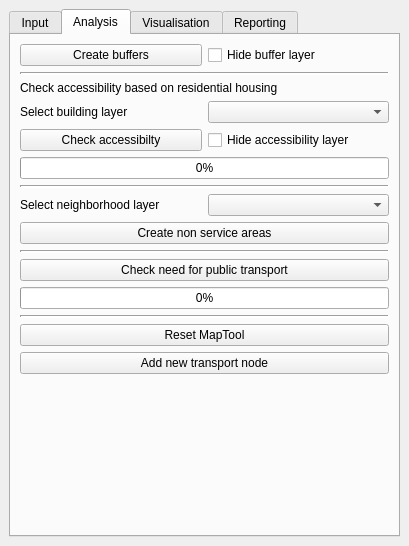
Above: SpatialDecision/spatial_decision_dockwidget_base.ui from Matthie456/Bon_DenDuijn before the change. Below: the same form after it.
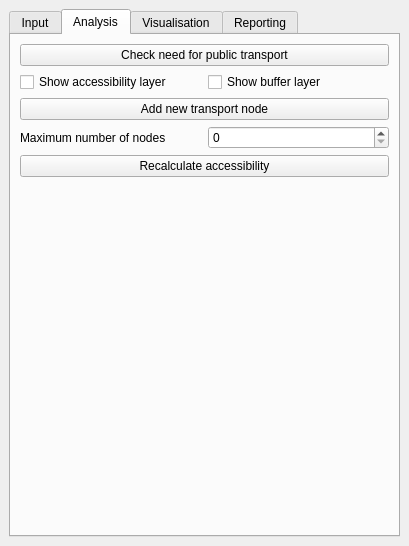
That is the form after the change. The open tabs and pages were chosen to show the change.

The edit to the form file:
```diff
--- a/SpatialDecision/spatial_decision_dockwidget_base.ui
+++ b/SpatialDecision/spatial_decision_dockwidget_base.ui
@@ -46,7 +46,35 @@
         <item>
          <layout class="QGridLayout" name="gridLayout_3" columnstretch="0,0">
           <item row="1" column="1">
-           <widget class="QComboBox" name="selectAttributeCombo"/>
+           <widget class="QComboBox" name="buildingCentroidsCombo"/>
+          </item>
+          <item row="1" column="0">
+           <widget class="QLabel" name="buildingCentroidsLabel">
+            <property name="text">
+             <string>Select building layer</string>
+            </property>
+           </widget>
+          </item>
+          <item row="4" column="0">
+           <widget class="QLabel" name="SelectUserGroupLabel">
+            <property name="text">
+             <string>Select user group</string>
+            </property>
+           </widget>
+          </item>
+          <item row="4" column="1">
+           <widget class="QComboBox" name="SelectUserGroupCombo">
+            <item>
+             <property name="text">
+              <string>Elderly</string>
+             </property>
+            </item>
+            <item>
+             <property name="text">
+              <string>Students</string>
+             </property>
+            </item>
+           </widget>
           </item>
           <item row="0" column="1">
            <widget class="QComboBox" name="selectLayerCombo"/>
@@ -66,24 +94,20 @@
            </widget>
           </item>
           <item row="2" column="0">
-           <widget class="QLabel" name="SelectUserGroupLabel">
+           <widget class="QLabel" name="neighborhoodLabel">
             <property name="text">
              <string>Select user group</string>
             </property>
            </widget>
           </item>
           <item row="2" column="1">
-           <widget class="QComboBox" name="SelectUserGroupCombo">
-            <item>
-             <property name="text">
-              <string>Elderly</string>
-             </property>
-            </item>
-            <item>
-             <property name="text">
-              <string>Students</string>
-             </property>
-            </item>
+           <widget class="QComboBox" name="neighborhoodCombo"/>
+          </item>
+          <item row="5" column="0">
+           <widget class="QLabel" name="selectAttributeLabel">
+            <property name="text">
+             <string>Select attribute:</string>
+            </property>
            </widget>
           </item>
          </layout>
@@ -107,165 +131,34 @@
        <attribute name="title">
         <string>Analysis</string>
        </attribute>
-       <layout class="QVBoxLayout" name="verticalLayout_6">
+       <layout class="QVBoxLayout" name="verticalLayout_4">
         <item>
          <layout class="QVBoxLayout" name="verticalLayout_3">
+          <item>
+           <widget class="QPushButton" name="checkAccessibilityButton">
+            <property name="text">
+             <string>Check need for public transport</string>
+            </property>
+           </widget>
+          </item>
           <item>
            <layout class="QHBoxLayout" name="horizontalLayout">
             <item>
-             <widget class="QPushButton" name="bufferButton">
+             <widget class="QCheckBox" name="toggleAccessibiltyCheckBox">
               <property name="text">
-               <string>Create buffers</string>
+               <string>Show accessibility layer</string>
               </property>
              </widget>
             </item>
             <item>
              <widget class="QCheckBox" name="toggleVisibiltyCheckBox">
               <property name="text">
-               <string>Hide buffer layer</string>
+               <string>Show buffer layer</string>
               </property>
              </widget>
             </item>
            </layout>
           </item>
-          <item>
-           <widget class="Line" name="line_3">
-            <property name="lineWidth">
-             <number>2</number>
-            </property>
-            <property name="orientation">
-             <enum>Qt::Horizontal</enum>
-            </property>
-           </widget>
-          </item>
-          <item>
-           <layout class="QVBoxLayout" name="verticalLayout_4">
-            <item>
-             <widget class="QLabel" name="checkaccessibilityLabel">
-              <property name="text">
-               <string>Check accessibility based on residential housing</string>
-              </property>
-             </widget>
-            </item>
-            <item>
-             <layout class="QHBoxLayout" name="horizontalLayout_4">
-              <item>
-               <widget class="QLabel" name="buildingCentroidsLabel">
-                <property name="text">
-                 <string>Select building layer</string>
-                </property>
-               </widget>
-              </item>
-              <item>
-               <widget class="QComboBox" name="buildingCentroidsCombo"/>
-              </item>
-             </layout>
-            </item>
-            <item>
-             <layout class="QHBoxLayout" name="horizontalLayout_3">
-              <item>
-               <widget class="QPushButton" name="accessibilityButton">
-                <property name="text">
-                 <string>Check accessibilty</string>
-                </property>
-               </widget>
-              </item>
-              <item>
-               <widget class="QCheckBox" name="toggleAccessibiltyCheckBox">
-                <property name="text">
-                 <string>Hide accessibility layer</string>
-                </property>
-               </widget>
-              </item>
-             </layout>
-            </item>
-            <item>
-             <widget class="QProgressBar" name="accessibiltyprogressBar">
-              <property name="maximum">
-               <number>100</number>
-              </property>
-              <property name="value">
-               <number>0</number>
-              </property>
-              <property name="textVisible">
-               <bool>true</bool>
-              </property>
-             </widget>
-            </item>
-           </layout>
-          </item>
-          <item>
-           <widget class="Line" name="line">
-            <property name="lineWidth">
-             <number>2</number>
-            </property>
-            <property name="orientation">
-             <enum>Qt::Horizontal</enum>
-            </property>
-           </widget>
-          </item>
-          <item>
-           <layout class="QHBoxLayout" name="horizontalLayout_2">
-            <item>
-             <widget class="QLabel" name="neighborhoodLabel">
-              <property name="text">
-               <string>Select neighborhood layer</string>
-              </property>
-             </widget>
-            </item>
-            <item>
-             <widget class="QComboBox" name="neighborhoodCombo"/>
-            </item>
-           </layout>
-          </item>
-          <item>
-           <widget class="QPushButton" name="nonserviceButton">
-            <property name="text">
-             <string>Create non service areas</string>
-            </property>
-           </widget>
-          </item>
-          <item>
-           <widget class="Line" name="line_2">
-            <property name="lineWidth">
-             <number>2</number>
-            </property>
-            <property name="orientation">
-             <enum>Qt::Horizontal</enum>
-            </property>
-           </widget>
-          </item>
-          <item>
-           <widget class="QPushButton" name="accessibilitynonserviceButton">
-            <property name="text">
-             <string>Check need for public transport</string>
-            </property>
-           </widget>
-          </item>
-          <item>
-           <widget class="QProgressBar" name="needforPTprogressBar">
-            <property name="value">
-             <number>0</number>
-            </property>
-           </widget>
-          </item>
-          <item>
-           <widget class="Line" name="line_4">
-            <property name="lineWidth">
-             <number>2</number>
-            </property>
-            <property name="orientation">
-             <enum>Qt::Horizontal</enum>
-            </property>
-           </widget>
-          </item>
-          <item>
-           <widget class="QPushButton" name="resetMapToolButton">
-            <property name="text">
-             <string>Reset MapTool</string>
-            </property>
-           </widget>
-          </item>
           <item>
            <widget class="QPushButton" name="addNodeButton">
             <property name="text">
@@ -273,6 +166,43 @@
             </property>
            </widget>
           </item>
+          <item>
+           <layout class="QHBoxLayout" name="horizontalLayout_2">
+            <item>
+             <widget class="QLabel" name="maxNewNodesLabel">
+              <property name="text">
+               <string>Maximum number of nodes</string>
+              </property>
+             </widget>
+            </item>
+            <item>
+             <widget class="QSpinBox" name="maxNewNodesSpinbox">
+              <property name="enabled">
+               <bool>true</bool>
+              </property>
+              <property name="wrapping">
+               <bool>false</bool>
+              </property>
+              <property name="readOnly">
+               <bool>false</bool>
+              </property>
+              <property name="buttonSymbols">
+               <enum>QAbstractSpinBox::UpDownArrows</enum>
+              </property>
+              <property name="showGroupSeparator" stdset="0">
+               <bool>false</bool>
+              </property>
+             </widget>
+            </item>
+           </layout>
+          </item>
+          <item>
+           <widget class="QPushButton" name="recalculateButton">
+            <property name="text">
+             <string>Recalculate accessibility</string>
+            </property>
+           </widget>
+          </item>
          </layout>
         </item>
         <item>
```
Left out of the diff: 12 changed lines with no effect on the pictures.
